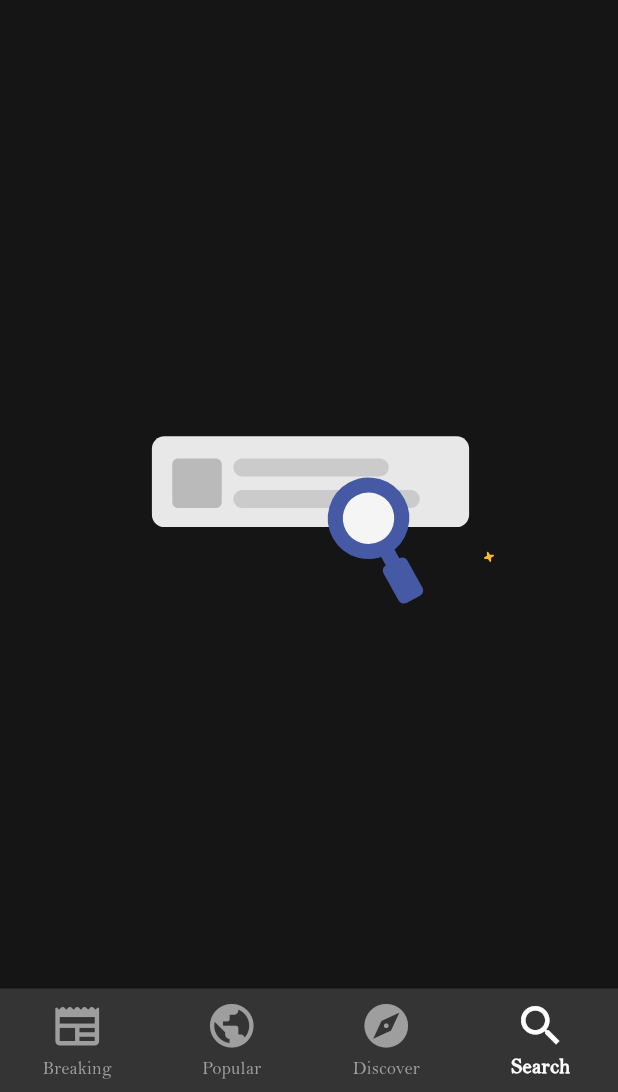
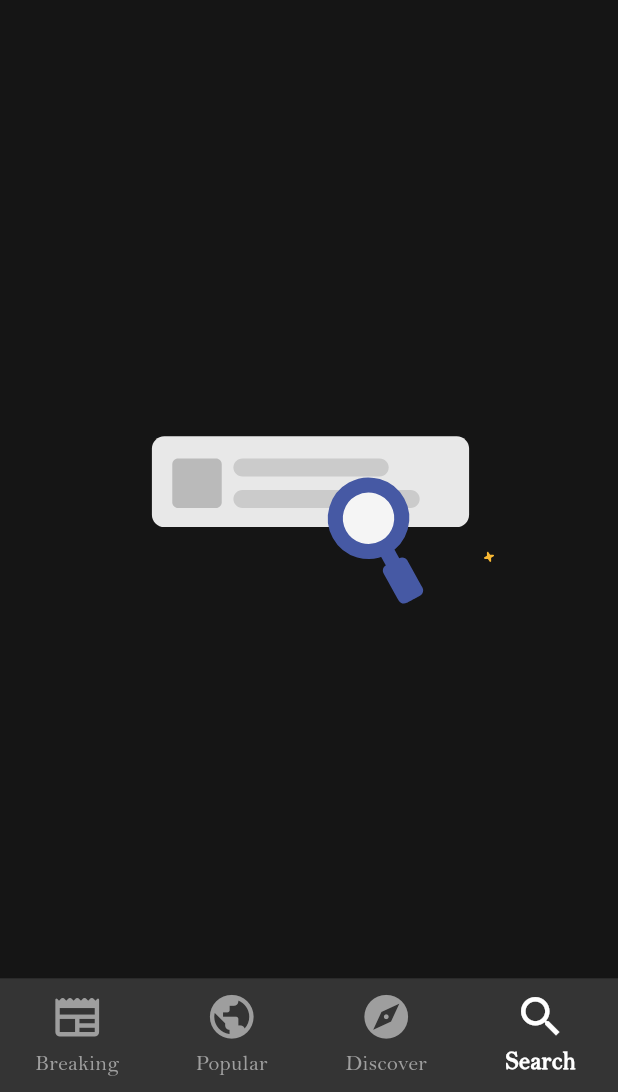
Before and after one commit to MohammedMotlaq/Global-News, a Flutter app: the screen it shows after launch, item 4 of the bottom bar chosen, on a phone screen of 412 x 824 dp, the part 144-1236 px from its top. Run offline on Flutter 3.47's test engine with Material 2 defaults, Android fonts, the phone set to English and light mode, and no system bars; our stand-ins replace awesome_snackbar_content, cached_network_image, dio, flutter_screenutil, internet_connection_checker, lottie and 5 more; accounts and stored records are empty; network calls fail.

Commit message:
edit: navigatioBar in home page

```diff
--- a/lib/Screens/Home/home_page.dart
+++ b/lib/Screens/Home/home_page.dart
@@ -79,8 +79,12 @@ class HomePage extends StatelessWidget {
                   label: 'Search'
               ),
             ],
-            selectedLabelStyle:const TextStyle(
-              fontWeight: FontWeight.bold
+            selectedLabelStyle: TextStyle(
+              fontWeight: FontWeight.bold,
+              fontSize: 16.sp
+            ),
+            unselectedLabelStyle: TextStyle(
+                fontSize: 14.sp
             ),
             backgroundColor: uiProvider.bottomNavColor,
             selectedItemColor: uiProvider.selectedItem,
```
